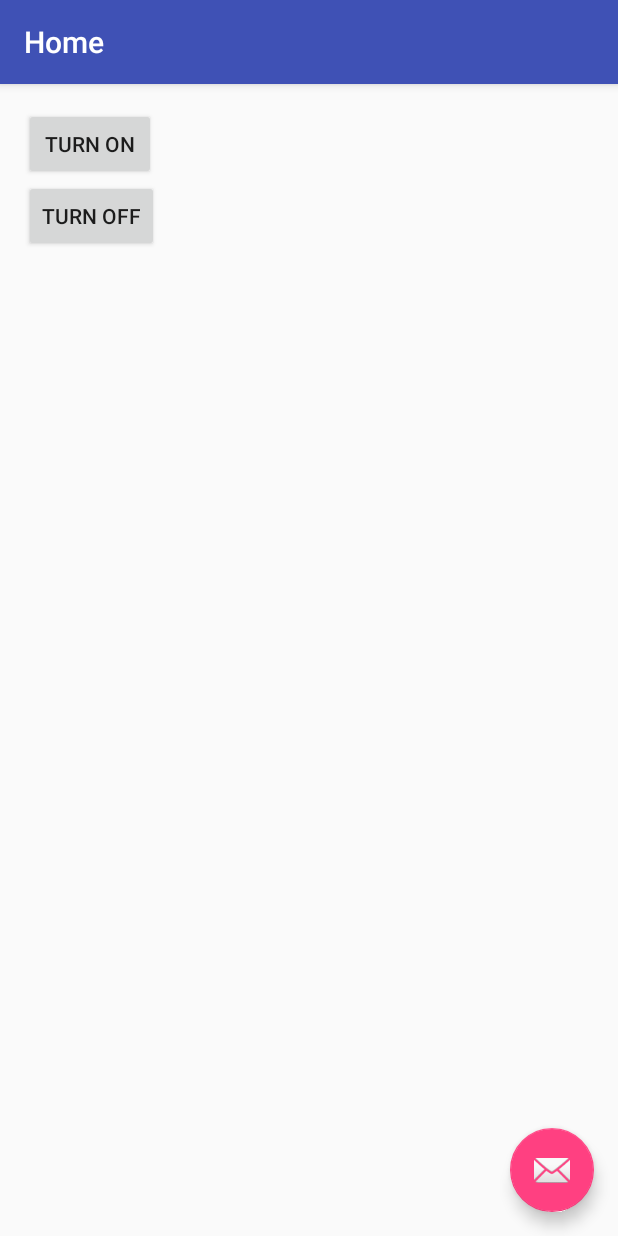
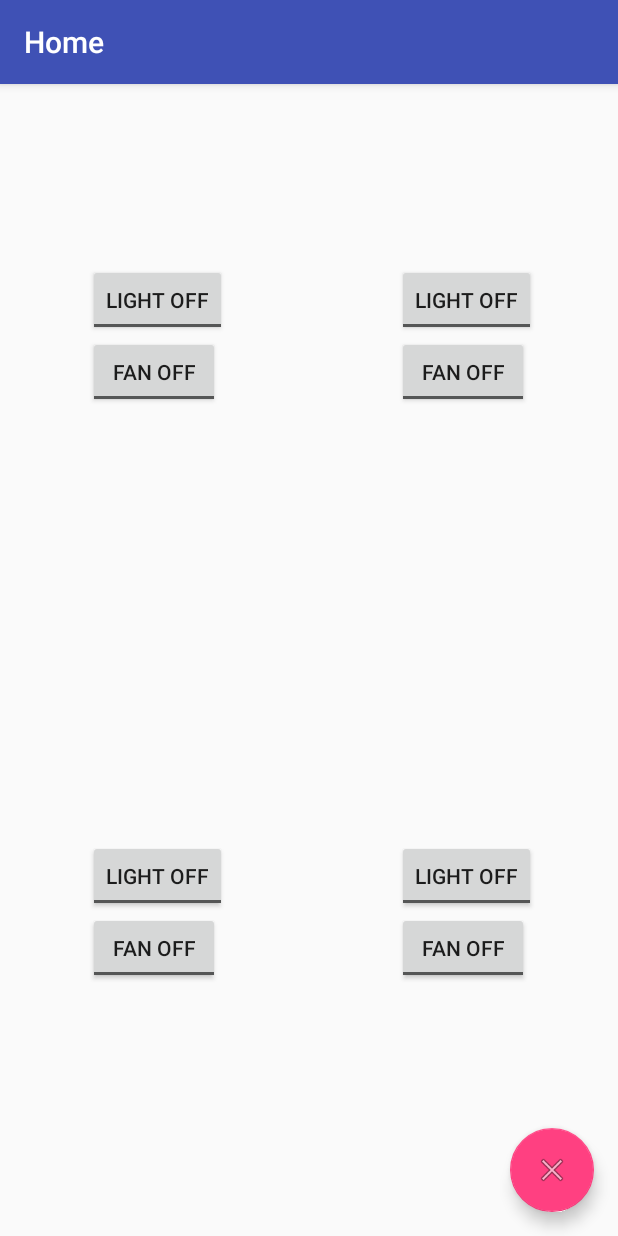
Before and after one commit to vathsav/lynk, an Android app: the MainActivity screen opened directly, with no data from a screen before it, on a phone screen of 412 x 824 dp. Run offline under Robolectric (Android 15) with nearby library versions, the phone set to English and light mode, and no system bars; our stand-ins replace Firebase (no records; nobody signed in at launch, a user with empty details on screens opened directly); 1 statement that could not run was skipped.

Commit message:
feat: Integrated Firebase. Improved MainActivity funcationality.
> Added 4 user layouts
> Added toggle buttons
> Added a constants class

```diff
--- a/app/build.gradle
+++ b/app/build.gradle
@@ -29,4 +29,9 @@ dependencies {
 
     // Particle Cloud SDK
     compile 'io.particle:cloudsdk:0.3.4'
+
+    // Firebase
+    compile 'com.google.firebase:firebase-database:9.4.0'
 }
+
+apply plugin: 'com.google.gms.google-services'
--- a/app/src/main/AndroidManifest.xml
+++ b/app/src/main/AndroidManifest.xml
@@ -9,7 +9,7 @@
         android:supportsRtl="true"
         android:theme="@style/LynkTheme">
         <activity
-            android:name=".SplashActivity"
+            android:name=".activity.SplashActivity"
             android:configChanges="orientation|keyboardHidden|screenSize"
             android:label="@string/title_activity_splash"
             android:theme="@style/LynkTheme.NoActionBar">
@@ -21,7 +21,7 @@
         </activity>
 
         <activity
-            android:name=".MainActivity"
+            android:name=".activity.MainActivity"
             android:label="@string/title_activity_main"
             android:theme="@style/LynkTheme.NoActionBar">
             <intent-filter>
--- a/app/src/main/java/com/vathsav/lynk/MainActivity.java
+++ /dev/null
@@ -1,51 +0,0 @@
-package com.vathsav.lynk;
-
-import android.os.Bundle;
-import android.support.design.widget.FloatingActionButton;
-import android.support.v7.app.AppCompatActivity;
-import android.support.v7.widget.Toolbar;
-import android.view.View;
-import android.widget.Button;
-import android.widget.TextView;
-
-import com.vathsav.lynk.utils.Utils;
-
-public class MainActivity extends AppCompatActivity {
-
-    @Override
-    protected void onCreate(Bundle savedInstanceState) {
-        super.onCreate(savedInstanceState);
-        setContentView(R.layout.activity_main);
-        Toolbar toolbar = (Toolbar) findViewById(R.id.toolbar);
-        setSupportActionBar(toolbar);
-
-        final TextView textViewDeviceId = (TextView) findViewById(R.id.text_view_device_id);
-
-        FloatingActionButton fab = (FloatingActionButton) findViewById(R.id.fab);
-        fab.setOnClickListener(new View.OnClickListener() {
-            @Override
-            public void onClick(View view) {
-                if (Utils.ruthlessDynamite != null) {
-                    textViewDeviceId.setText(Utils.deviceId);
-                }
-            }
-        });
-
-        Button buttonOn = (Button) findViewById(R.id.button_on);
-        buttonOn.setOnClickListener(new View.OnClickListener() {
-            @Override
-            public void onClick(View view) {
-                Utils.pushDigitalValue(Utils.ruthlessDynamite, "digitalwrite", "D7", "1", MainActivity.this);
-            }
-        });
-
-        Button buttonOff = (Button) findViewById(R.id.button_off);
-        buttonOff.setOnClickListener(new View.OnClickListener() {
-            @Override
-            public void onClick(View view) {
-                Utils.pushDigitalValue(Utils.ruthlessDynamite, "digitalwrite", "D7", "0", MainActivity.this);
-            }
-        });
-    }
-
-}
--- /dev/null
+++ b/app/src/main/java/com/vathsav/lynk/activity/MainActivity.java
@@ -0,0 +1,177 @@
+package com.vathsav.lynk.activity;
+
+import android.os.Bundle;
+import android.support.design.widget.FloatingActionButton;
+import android.support.v7.app.AppCompatActivity;
+import android.support.v7.widget.Toolbar;
+import android.view.View;
+import android.widget.CompoundButton;
+import android.widget.ToggleButton;
+
+import com.google.firebase.database.DataSnapshot;
+import com.google.firebase.database.DatabaseError;
+import com.google.firebase.database.ServerValue;
+import com.google.firebase.database.ValueEventListener;
+import com.vathsav.lynk.R;
+import com.vathsav.lynk.utils.Constants;
+import com.vathsav.lynk.utils.Utils;
+
+public class MainActivity extends AppCompatActivity {
+
+    @Override
+    protected void onCreate(Bundle savedInstanceState) {
+        super.onCreate(savedInstanceState);
+        setContentView(R.layout.activity_main);
+        Toolbar toolbar = (Toolbar) findViewById(R.id.toolbar);
+        setSupportActionBar(toolbar);
+
+        ToggleButton toggleButtonUserOneLight = (ToggleButton) findViewById(R.id.toggle_button_user_one_light);
+        ToggleButton toggleButtonUserOneFan = (ToggleButton) findViewById(R.id.toggle_button_user_one_fan);
+        ToggleButton toggleButtonUserTwoLight = (ToggleButton) findViewById(R.id.toggle_button_user_two_light);
+        ToggleButton toggleButtonUserTwoFan = (ToggleButton) findViewById(R.id.toggle_button_user_two_fan);
+        ToggleButton toggleButtonUserThreeLight = (ToggleButton) findViewById(R.id.toggle_button_user_three_light);
+        ToggleButton toggleButtonUserThreeFan = (ToggleButton) findViewById(R.id.toggle_button_user_three_fan);
+        ToggleButton toggleButtonUserFourLight = (ToggleButton) findViewById(R.id.toggle_button_user_four_light);
+        ToggleButton toggleButtonUserFourFan = (ToggleButton) findViewById(R.id.toggle_button_user_four_fan);
+
+        /**
+         * User One
+         */
+        toggleButtonUserOneLight.setOnCheckedChangeListener(new CompoundButton.OnCheckedChangeListener() {
+            @Override
+            public void onCheckedChanged(CompoundButton compoundButton, boolean checked) {
+                if (checked)
+                    Utils.pushDigitalValue(Utils.ruthlessDynamite, Constants.userOneLight, "0", Constants.userOne,
+                            Constants.peripheralLight, MainActivity.this);
+                else
+                    Utils.pushDigitalValue(Utils.ruthlessDynamite, Constants.userOneLight, "1", Constants.userOne,
+                            Constants.peripheralLight, MainActivity.this);
+            }
+        });
+
+        toggleButtonUserOneFan.setOnCheckedChangeListener(new CompoundButton.OnCheckedChangeListener() {
+            @Override
+            public void onCheckedChanged(CompoundButton compoundButton, boolean checked) {
+                if (checked)
+                    Utils.pushDigitalValue(Utils.ruthlessDynamite, Constants.userOneFan, "0", Constants.userOne,
+                            Constants.peripheralFan, MainActivity.this);
+                else
+                    Utils.pushDigitalValue(Utils.ruthlessDynamite, Constants.userOneFan, "1", Constants.userOne,
+                            Constants.peripheralFan, MainActivity.this);
+            }
+        });
+
+        /**
+         * User Two
+         */
+        toggleButtonUserTwoLight.setOnCheckedChangeListener(new CompoundButton.OnCheckedChangeListener() {
+            @Override
+            public void onCheckedChanged(CompoundButton compoundButton, boolean checked) {
+                if (checked)
+                    Utils.pushDigitalValue(Utils.ruthlessDynamite, Constants.userTwoLight, "0", Constants.userTwo,
+                            Constants.peripheralLight, MainActivity.this);
+                else
+                    Utils.pushDigitalValue(Utils.ruthlessDynamite, Constants.userTwoLight, "1", Constants.userTwo,
+                            Constants.peripheralLight, MainActivity.this);
+            }
+        });
+
+        toggleButtonUserTwoFan.setOnCheckedChangeListener(new CompoundButton.OnCheckedChangeListener() {
+            @Override
+            public void onCheckedChanged(CompoundButton compoundButton, boolean checked) {
+                if (checked)
+                    Utils.pushDigitalValue(Utils.ruthlessDynamite, Constants.userTwoFan, "0", Constants.userTwo,
+                            Constants.peripheralFan, MainActivity.this);
+                else
+                    Utils.pushDigitalValue(Utils.ruthlessDynamite, Constants.userTwoFan, "1", Constants.userTwo,
+                            Constants.peripheralFan, MainActivity.this);
+            }
+        });
+
+        /**
+         * User Three
+         */
+        toggleButtonUserThreeLight.setOnCheckedChangeListener(new CompoundButton.OnCheckedChangeListener() {
+            @Override
+            public void onCheckedChanged(CompoundButton compoundButton, boolean checked) {
+                if (checked)
+                    Utils.pushDigitalValue(Utils.ruthlessDynamite, Constants.userThreeLight, "0", Constants.userThree,
+                            Constants.peripheralLight, MainActivity.this);
+                else
+                    Utils.pushDigitalValue(Utils.ruthlessDynamite, Constants.userThreeLight, "1", Constants.userThree,
+                            Constants.peripheralLight, MainActivity.this);
+            }
+        });
+
+        toggleButtonUserThreeFan.setOnCheckedChangeListener(new CompoundButton.OnCheckedChangeListener() {
+            @Override
+            public void onCheckedChanged(CompoundButton compoundButton, boolean checked) {
+                if (checked)
+                    Utils.pushDigitalValue(Utils.ruthlessDynamite, Constants.userThreeFan, "0", Constants.userThree,
+                            Constants.peripheralFan, MainActivity.this);
+                else
+                    Utils.pushDigitalValue(Utils.ruthlessDynamite, Constants.userThreeFan, "1", Constants.userThree,
+                            Constants.peripheralFan, MainActivity.this);
+            }
+        });
+
+        /**
+         * User Four
+         */
+        toggleButtonUserFourLight.setOnCheckedChangeListener(new CompoundButton.OnCheckedChangeListener() {
+            @Override
+            public void onCheckedChanged(CompoundButton compoundButton, boolean checked) {
+                if (checked)
+                    Utils.pushDigitalValue(Utils.ruthlessDynamite, Constants.userFourLight, "0", Constants.userFour,
+                            Constants.peripheralLight, MainActivity.this);
+                else
+                    Utils.pushDigitalValue(Utils.ruthlessDynamite, Constants.userFourLight, "1", Constants.userFour,
+                            Constants.peripheralLight, MainActivity.this);
+            }
+        });
+
+        toggleButtonUserFourFan.setOnCheckedChangeListener(new CompoundButton.OnCheckedChangeListener() {
+            @Override
+            public void onCheckedChanged(CompoundButton compoundButton, boolean checked) {
+                if (checked)
+                    Utils.pushDigitalValue(Utils.ruthlessDynamite, Constants.userFourFan, "0", Constants.userFour,
+                            Constants.peripheralFan, MainActivity.this);
+                else
+                    Utils.pushDigitalValue(Utils.ruthlessDynamite, Constants.userFourFan, "1", Constants.userFour,
+                            Constants.peripheralFan, MainActivity.this);
+            }
+        });
+
+        // Check if Particle Core is online.
+        if (Utils.ruthlessDynamite.isConnected()) {
+            // Update server timestamp - Will this come in handy?
+            Constants.globalsReference.child(Constants.lynkGlobalsServerTimestamp).setValue(ServerValue.TIMESTAMP);
+
+            // Show current state on UI
+            Constants.peripheralsReference.addValueEventListener(new ValueEventListener() {
+                @Override
+                public void onDataChange(DataSnapshot dataSnapshot) {
+
+                }
+
+                @Override
+                public void onCancelled(DatabaseError databaseError) {
+
+                }
+            });
+        } else {
+            // Last state of the device is store in Firebase. Just show that the device is offline on the UI.
+        }
+
+        // Get current device state from Firebase and push to Particle core in case of loss of power supply.
+        FloatingActionButton fab = (FloatingActionButton) findViewById(R.id.fab);
+        fab.setOnClickListener(new View.OnClickListener() {
+            @Override
+            public void onClick(View view) {
+                if (Utils.ruthlessDynamite != null) {
+                    // Turn everything off.
+                }
+            }
+        });
+    }
+}
--- a/app/src/main/java/com/vathsav/lynk/SplashActivity.java
+++ b/app/src/main/java/com/vathsav/lynk/activity/SplashActivity.java
@@ -1,4 +1,4 @@
-package com.vathsav.lynk;
+package com.vathsav.lynk.activity;
 
 import android.content.Intent;
 import android.os.Bundle;
@@ -8,6 +8,8 @@ import android.widget.ProgressBar;
 import android.widget.TextView;
 import android.widget.Toast;
 
+import com.vathsav.lynk.R;
+import com.vathsav.lynk.utils.Credentials;
 import com.vathsav.lynk.utils.Utils;
 
 import java.io.IOException;
@@ -36,7 +38,7 @@ public class SplashActivity extends AppCompatActivity {
             @Override
             public Void callApi(ParticleCloud particleCloud) throws ParticleCloudException, IOException {
                 try {
-                    particleCloud.logIn("email@domain.com", "password");
+                    particleCloud.logIn(Credentials.particleEmail, Credentials.particlePassword);
                     runOnUiThread(new Runnable() {
                         @Override
                         public void run() {
--- a/app/src/main/res/layout/activity_main.xml
+++ b/app/src/main/res/layout/activity_main.xml
@@ -5,7 +5,7 @@
     android:layout_width="match_parent"
     android:layout_height="match_parent"
     android:fitsSystemWindows="true"
-    tools:context="com.vathsav.lynk.MainActivity">
+    tools:context=".activity.MainActivity">
 
     <android.support.design.widget.AppBarLayout
         android:layout_width="match_parent"
@@ -29,6 +29,6 @@
         android:layout_height="wrap_content"
         android:layout_gravity="bottom|end"
         android:layout_margin="@dimen/fab_margin"
-        android:src="@android:drawable/ic_dialog_email" />
+        android:src="@android:drawable/ic_menu_close_clear_cancel" />
 
 </android.support.design.widget.CoordinatorLayout>
--- a/app/src/main/res/layout/activity_splash.xml
+++ b/app/src/main/res/layout/activity_splash.xml
@@ -3,7 +3,7 @@
     android:layout_width="match_parent"
     android:layout_height="match_parent"
     android:background="#0099cc"
-    tools:context="com.vathsav.lynk.SplashActivity">
+    tools:context=".activity.SplashActivity">
 
     <TextView
         android:id="@+id/text_view_splash_app_name"
--- a/app/src/main/res/layout/content_main.xml
+++ b/app/src/main/res/layout/content_main.xml
@@ -1,35 +1,127 @@
 <?xml version="1.0" encoding="utf-8"?>
-<RelativeLayout xmlns:android="http://schemas.android.com/apk/res/android"
+<LinearLayout xmlns:android="http://schemas.android.com/apk/res/android"
     xmlns:app="http://schemas.android.com/apk/res-auto"
     xmlns:tools="http://schemas.android.com/tools"
     android:layout_width="match_parent"
     android:layout_height="match_parent"
-    android:paddingBottom="@dimen/activity_vertical_margin"
-    android:paddingLeft="@dimen/activity_horizontal_margin"
-    android:paddingRight="@dimen/activity_horizontal_margin"
-    android:paddingTop="@dimen/activity_vertical_margin"
+    android:orientation="vertical"
+    android:weightSum="2"
     app:layout_behavior="@string/appbar_scrolling_view_behavior"
-    tools:context="com.vathsav.lynk.MainActivity"
+    tools:context=".activity.MainActivity"
     tools:showIn="@layout/activity_main">
 
-    <TextView
-        android:id="@+id/text_view_device_id"
+    <LinearLayout
+        android:layout_width="match_parent"
+        android:layout_height="0dp"
+        android:layout_weight="1"
+        android:orientation="horizontal"
+        android:weightSum="2">
+
+        <RelativeLayout
+            android:layout_width="0dp"
+            android:layout_height="match_parent"
+            android:layout_weight="1">
+
+            <ToggleButton
+                android:id="@+id/toggle_button_user_one_light"
+                android:layout_width="wrap_content"
+                android:layout_height="wrap_content"
+                android:layout_above="@+id/toggle_button_user_one_fan"
+                android:layout_alignStart="@+id/toggle_button_user_one_fan"
+                android:textOff="Light Off"
+                android:textOn="Light On" />
+
+            <ToggleButton
+                android:id="@+id/toggle_button_user_one_fan"
                 android:layout_width="wrap_content"
                 android:layout_height="wrap_content"
                 android:layout_centerHorizontal="true"
-        android:layout_centerVertical="true" />
+                android:layout_centerVertical="true"
+                android:textOff="Fan Off"
+                android:textOn="Fan On" />
+        </RelativeLayout>
 
-    <Button
-        android:id="@+id/button_on"
+        <RelativeLayout
+            android:layout_width="0dp"
+            android:layout_height="match_parent"
+            android:layout_weight="1">
+
+            <ToggleButton
+                android:id="@+id/toggle_button_user_two_light"
                 android:layout_width="wrap_content"
                 android:layout_height="wrap_content"
-        android:text="Turn On" />
+                android:layout_above="@+id/toggle_button_user_two_fan"
+                android:layout_alignStart="@+id/toggle_button_user_two_fan"
+                android:textOff="Light Off"
+                android:textOn="Light On" />
 
-    <Button
-        android:id="@+id/button_off"
+            <ToggleButton
+                android:id="@+id/toggle_button_user_two_fan"
                 android:layout_width="wrap_content"
                 android:layout_height="wrap_content"
-        android:layout_alignParentStart="true"
-        android:layout_below="@+id/button_on"
-        android:text="Turn Off" />
+                android:layout_centerHorizontal="true"
+                android:layout_centerVertical="true"
+                android:textOff="Fan Off"
+                android:textOn="Fan On" />
         </RelativeLayout>
+
+    </LinearLayout>
+
+    <LinearLayout
+        android:layout_width="match_parent"
+        android:layout_height="0dp"
+        android:layout_weight="1"
+        android:orientation="horizontal"
+        android:weightSum="2">
+
+        <RelativeLayout
+            android:layout_width="0dp"
+            android:layout_height="match_parent"
+            android:layout_weight="1">
+
+            <ToggleButton
+                android:id="@+id/toggle_button_user_three_light"
+                android:layout_width="wrap_content"
+                android:layout_height="wrap_content"
+                android:layout_above="@+id/toggle_button_user_three_fan"
+                android:layout_alignStart="@+id/toggle_button_user_three_fan"
+                android:textOff="Light Off"
+                android:textOn="Light On" />
+
+            <ToggleButton
+                android:id="@+id/toggle_button_user_three_fan"
+                android:layout_width="wrap_content"
+                android:layout_height="wrap_content"
+                android:layout_centerHorizontal="true"
+                android:layout_centerVertical="true"
+                android:textOff="Fan Off"
+                android:textOn="Fan On" />
+        </RelativeLayout>
+
+        <RelativeLayout
+            android:layout_width="0dp"
+            android:layout_height="match_parent"
+            android:layout_weight="1">
+
+            <ToggleButton
+                android:id="@+id/toggle_button_user_four_light"
+                android:layout_width="wrap_content"
+                android:layout_height="wrap_content"
+                android:layout_above="@+id/toggle_button_user_four_fan"
+                android:layout_alignStart="@+id/toggle_button_user_four_fan"
+                android:textOff="Light Off"
+                android:textOn="Light On" />
+
+            <ToggleButton
+                android:id="@+id/toggle_button_user_four_fan"
+                android:layout_width="wrap_content"
+                android:layout_height="wrap_content"
+                android:layout_centerHorizontal="true"
+                android:layout_centerVertical="true"
+                android:textOff="Fan Off"
+                android:textOn="Fan On" />
+        </RelativeLayout>
+
+    </LinearLayout>
+
+</LinearLayout>
--- a/build.gradle
+++ b/build.gradle
@@ -6,7 +6,7 @@ buildscript {
     }
     dependencies {
         classpath 'com.android.tools.build:gradle:2.1.2'
-        classpath 'com.google.gms:google-services:2.0.0-alpha6'
+        classpath 'com.google.gms:google-services:3.0.0'
         // NOTE: Do not place your application dependencies here; they belong
         // in the individual module build.gradle files
     }
```
Also changed, not shown: app/src/main/java/com/vathsav/lynk/model/PeriperalItemGetter.java (added, +28 -0 lines), app/src/main/java/com/vathsav/lynk/utils/Constants.java (added, +48 -0 lines). Lines whose indentation alone changed are shown as unchanged.
